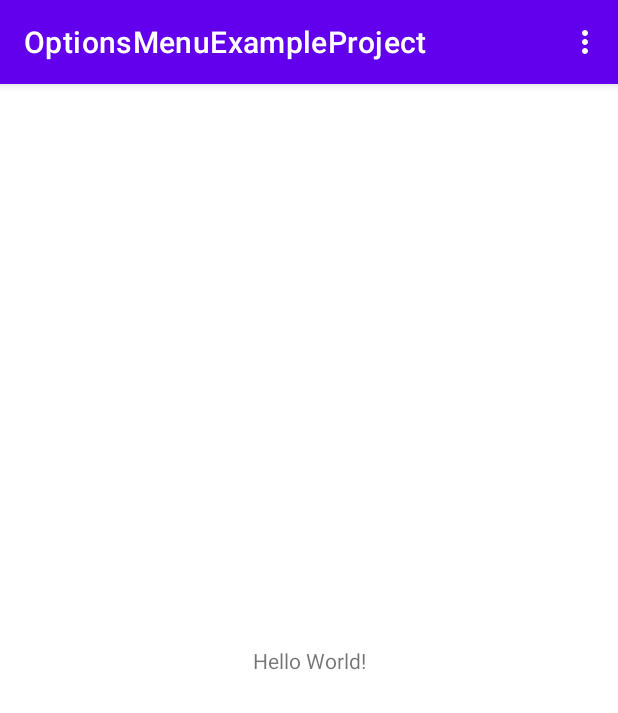
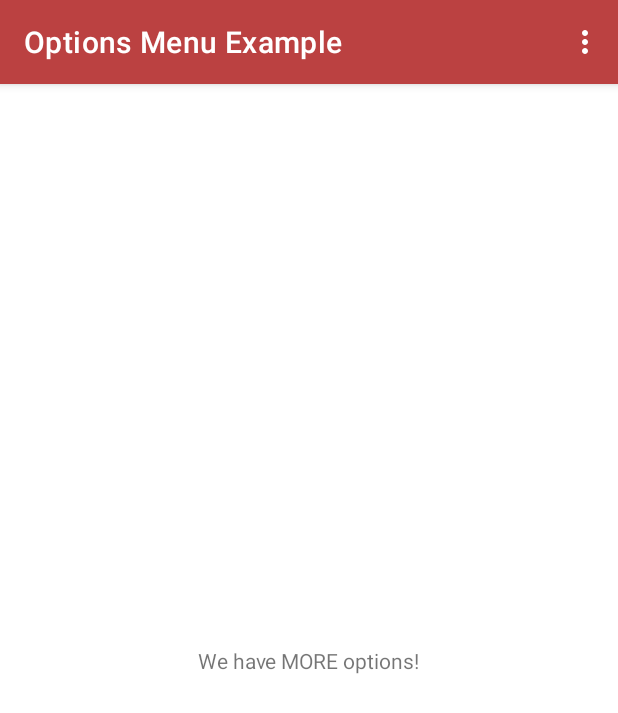
Before and after one commit to anikabansal21/OptionsMenuExample-1, an Android app: the screen it shows after launch (MainActivity), on a phone screen of 412 x 824 dp. Shown: the top 713 px of the screen. Run offline under Robolectric (Android 15) with nearby library versions, the phone set to English and light mode, and no system bars.

Commit message:
Added icons to my options menu and adjusted the colors

```diff
--- a/app/src/main/java/com/example/optionsmenuexampleproject/MainActivity.java
+++ b/app/src/main/java/com/example/optionsmenuexampleproject/MainActivity.java
@@ -1,7 +1,9 @@
 package com.example.optionsmenuexampleproject;
 
 import androidx.appcompat.app.AppCompatActivity;
+import androidx.appcompat.view.menu.MenuBuilder;
 
+import android.annotation.SuppressLint;
 import android.content.Intent;
 import android.os.Bundle;
 import android.view.Menu;
@@ -18,10 +20,27 @@ public class MainActivity extends AppCompatActivity {
 
 
 
+    /* Looked up why the icons weren't dispalying with teh options menu.  Apparently
+       it is now required to make the icons visible.  So I added the if statement shown
+       below based on a suggestion shown in this SO post.  I also needed to add
+       @SuppressLint before the method to be allowed to use this method.  I'm not quite
+       sure why all this was needed, but without it, I wasn't able to get the icons to show up
+
+        https://stackoverflow.com/questions/19750635/icon-in-menu-not-showing-in-android
+
+
+     */
     @Override
+    @SuppressLint("RestrictedApi")
     public boolean onCreateOptionsMenu(Menu menu) {
         MenuInflater inflater = getMenuInflater();
         inflater.inflate(R.menu.main_menu, menu);
+
+        if(menu instanceof MenuBuilder){
+            MenuBuilder m = (MenuBuilder) menu;
+            m.setOptionalIconsVisible(true);
+        }
+
         return true;
     }
 
--- /dev/null
+++ b/app/src/main/res/drawable/ic_baseline_graphic_eq_24.xml
@@ -0,0 +1,5 @@
+<vector android:height="24dp" android:tint="#BB4141"
+    android:viewportHeight="24" android:viewportWidth="24"
+    android:width="24dp" xmlns:android="http://schemas.android.com/apk/res/android">
+    <path android:fillColor="@android:color/white" android:pathData="M7,18h2L9,6L7,6v12zM11,22h2L13,2h-2v20zM3,14h2v-4L3,10v4zM15,18h2L17,6h-2v12zM19,10v4h2v-4h-2z"/>
+</vector>
--- /dev/null
+++ b/app/src/main/res/drawable/ic_baseline_person_24.xml
@@ -0,0 +1,5 @@
+<vector android:height="24dp" android:tint="#BB4141"
+    android:viewportHeight="24" android:viewportWidth="24"
+    android:width="24dp" xmlns:android="http://schemas.android.com/apk/res/android">
+    <path android:fillColor="@android:color/white" android:pathData="M12,12c2.21,0 4,-1.79 4,-4s-1.79,-4 -4,-4 -4,1.79 -4,4 1.79,4 4,4zM12,14c-2.67,0 -8,1.34 -8,4v2h16v-2c0,-2.66 -5.33,-4 -8,-4z"/>
+</vector>
--- a/app/src/main/res/layout/activity_main.xml
+++ b/app/src/main/res/layout/activity_main.xml
@@ -9,7 +9,7 @@
     <TextView
         android:layout_width="wrap_content"
         android:layout_height="wrap_content"
-        android:text="Hello World!"
+        android:text="We have MORE options!"
         app:layout_constraintBottom_toBottomOf="parent"
         app:layout_constraintLeft_toLeftOf="parent"
         app:layout_constraintRight_toRightOf="parent"
--- a/app/src/main/res/menu/main_menu.xml
+++ b/app/src/main/res/menu/main_menu.xml
@@ -4,12 +4,14 @@
 
     <item
         android:id="@+id/stats"
+        android:icon="@drawable/ic_baseline_graphic_eq_24"
         android:title="Statistics"
         app:showAsAction="never">
     </item>
 
     <item
         android:id="@+id/about"
+        android:icon="@drawable/ic_baseline_person_24"
         android:title="About"
         app:showAsAction="never">
     </item>
--- a/app/src/main/res/values/colors.xml
+++ b/app/src/main/res/values/colors.xml
@@ -7,4 +7,8 @@
     <color name="teal_700">#FF018786</color>
     <color name="black">#FF000000</color>
     <color name="white">#FFFFFFFF</color>
+    <color name="myRed">#BB4141</color>
+    <color name="myLightRed">#F87575</color>
+    <color name="myGrey">#8A9191</color>
+    <color name="myDarkRed">#760707</color>
 </resources>
--- a/app/src/main/res/values/strings.xml
+++ b/app/src/main/res/values/strings.xml
@@ -1,3 +1,3 @@
 <resources>
-    <string name="app_name">OptionsMenuExampleProject</string>
+    <string name="app_name">Options Menu Example</string>
 </resources>
--- a/app/src/main/res/values/themes.xml
+++ b/app/src/main/res/values/themes.xml
@@ -2,9 +2,9 @@
     <!-- Base application theme. -->
     <style name="Theme.OptionsMenuExampleProject" parent="Theme.MaterialComponents.DayNight.DarkActionBar">
         <!-- Primary brand color. -->
-        <item name="colorPrimary">@color/purple_500</item>
-        <item name="colorPrimaryVariant">@color/purple_700</item>
-        <item name="colorOnPrimary">@color/white</item>
+        <item name="colorPrimary">@color/myRed</item>
+        <item name="colorPrimaryVariant">@color/myGrey</item>
+        <item name="colorOnPrimary">@color/myGrey</item>
         <!-- Secondary brand color. -->
         <item name="colorSecondary">@color/teal_200</item>
         <item name="colorSecondaryVariant">@color/teal_700</item>
@@ -13,4 +13,7 @@
         <item name="android:statusBarColor" tools:targetApi="l">?attr/colorPrimaryVariant</item>
         <!-- Customize your theme here. -->
     </style>
+
+
+
 </resources>
```
